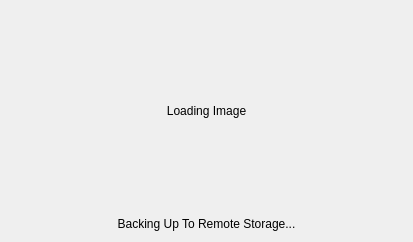
Before: the Qt Designer form designs/xml/loading.ui in daniel-deru/WorkMate-3.0, drawn with Qt 5.
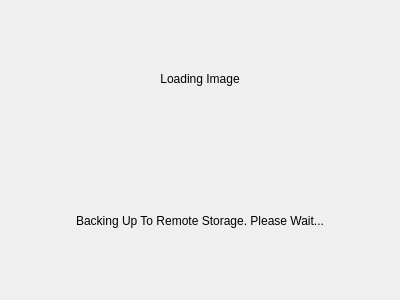
After: the same form once the commit is applied.

Commit message: added new loader widget

```diff
--- a/designs/xml/loading.ui
+++ b/designs/xml/loading.ui
@@ -1,13 +1,13 @@
 <?xml version="1.0" encoding="UTF-8"?>
 <ui version="4.0">
- <class>Dialog</class>
- <widget class="QDialog" name="Dialog">
+ <class>LoaderWidget</class>
+ <widget class="QWidget" name="LoaderWidget">
   <property name="geometry">
    <rect>
     <x>0</x>
     <y>0</y>
-    <width>413</width>
-    <height>241</height>
+    <width>400</width>
+    <height>300</height>
    </rect>
   </property>
   <property name="windowTitle">
@@ -15,13 +15,7 @@
   </property>
   <layout class="QVBoxLayout" name="verticalLayout">
    <item>
-    <widget class="QLabel" name="lbl_loader">
-     <property name="minimumSize">
-      <size>
-       <width>0</width>
-       <height>200</height>
-      </size>
-     </property>
+    <widget class="QLabel" name="lbl_image">
      <property name="text">
       <string>Loading Image</string>
      </property>
@@ -33,7 +27,7 @@
    <item>
     <widget class="QLabel" name="lbl_backup_message">
      <property name="text">
-      <string>Backing Up To Remote Storage...</string>
+      <string>Backing Up To Remote Storage. Please Wait...</string>
      </property>
      <property name="alignment">
       <set>Qt::AlignCenter</set>
```
Left out of the diff: 2 changed lines with no effect on the pictures. The commit also changes 13 other files.
